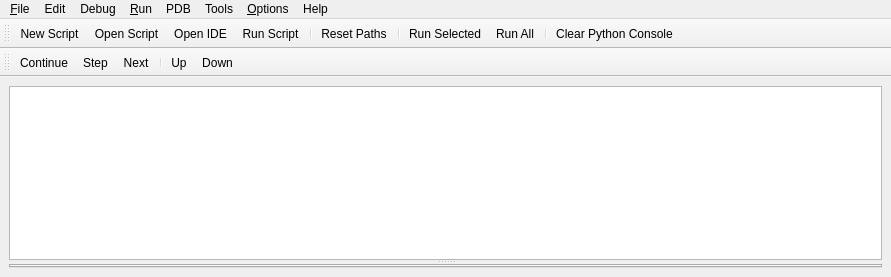
Above: blurdev/gui/windows/loggerwindow/ui/loggerwindow.ui from blurstudio/PrEditor before the change. Below: the same form after it.
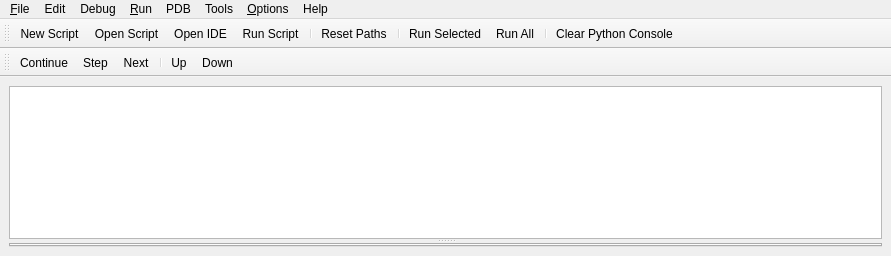
That is the form after the change. Custom widgets are drawn as their Qt base class.

```diff
--- a/blurdev/gui/windows/loggerwindow/ui/loggerwindow.ui
+++ b/blurdev/gui/windows/loggerwindow/ui/loggerwindow.ui
@@ -7,7 +7,7 @@
     <x>0</x>
     <y>0</y>
     <width>891</width>
-    <height>277</height>
+    <height>256</height>
    </rect>
   </property>
   <property name="windowTitle">
```
Left out of the diff: 21 changed lines with no effect on the pictures.
